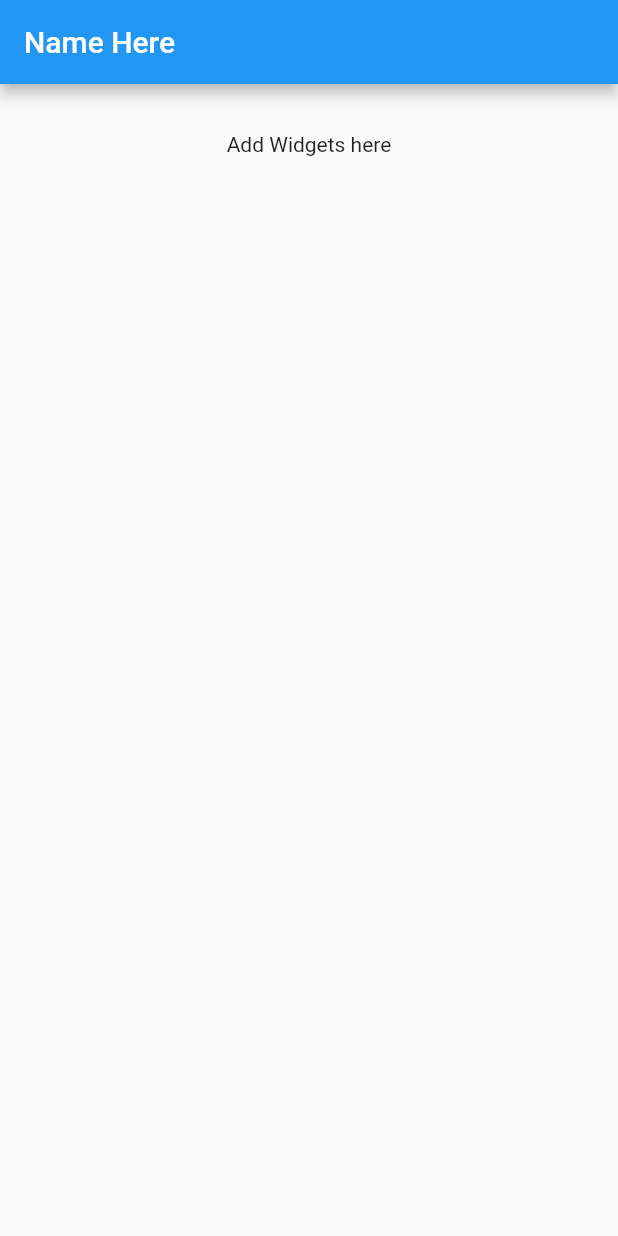
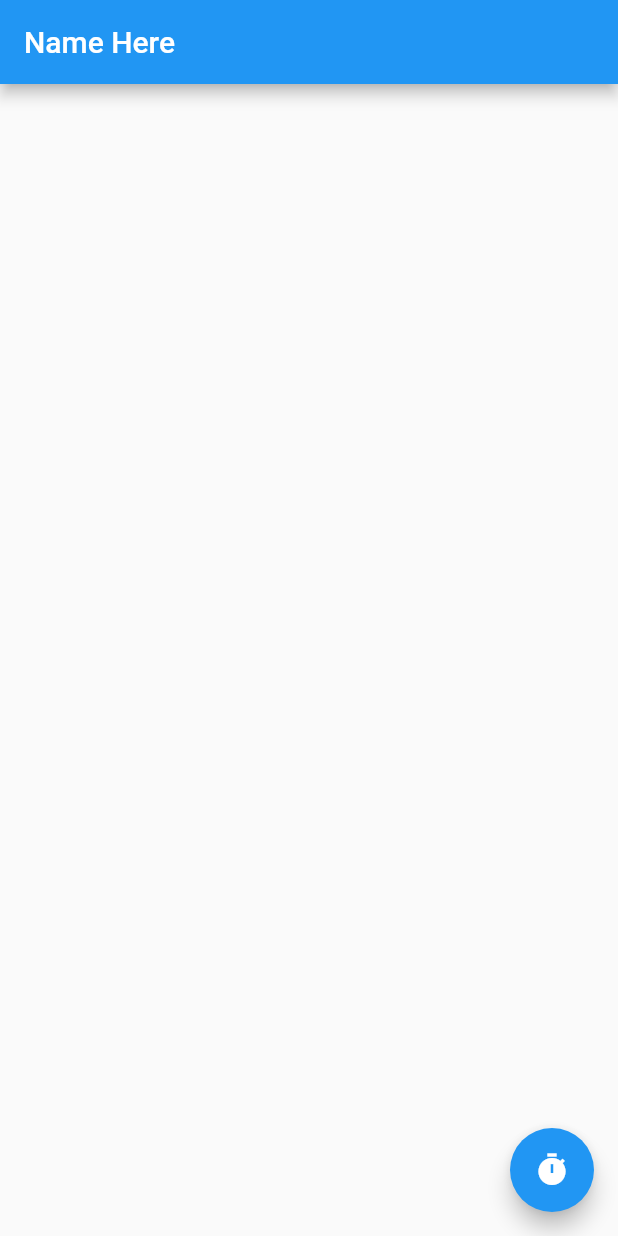
Before and after one commit to addeeandra/flutter-course-udemy, a Flutter app: the screen it shows after launch, on a phone screen of 412 x 824 dp. Run offline on Flutter 3.47's test engine with Material 2 defaults, Android fonts, the phone set to English and light mode, and no system bars.

Commit message:
complete scaf2

```diff
--- a/lib/main.dart
+++ b/lib/main.dart
@@ -10,17 +10,30 @@ class MyApp extends StatefulWidget {
 }
 
 class _State extends State<MyApp> {
+  String _value = '';
+
+  void _onClicked() {
+    setState(() {
+      _value = new DateTime.now().toString();
+    });
+  }
+
   @override
   Widget build(BuildContext context) {
     return Scaffold(
       appBar: AppBar(
         title: Text('Name Here'),
       ),
+      floatingActionButton: FloatingActionButton(
+        onPressed: _onClicked,
+        mini: false,
+        child: Icon(Icons.timer),
+      ),
       body: Container(
         padding: EdgeInsets.all(32),
         child: Center(
           child: Column(
-            children: <Widget>[Text('Add Widgets here')],
+            children: <Widget>[Text(_value)],
           ),
         ),
       ),
```
